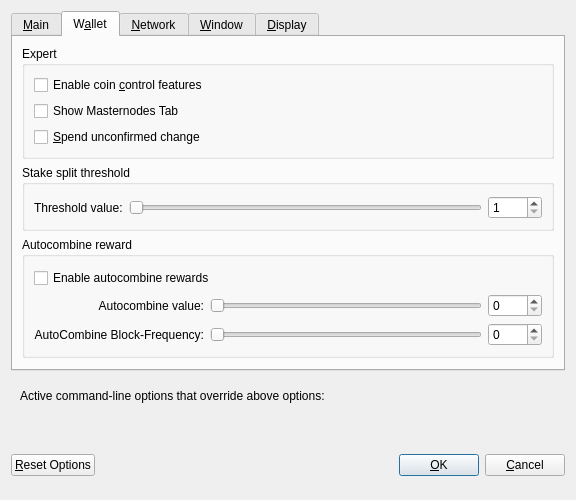
The window that src/qt/forms/optionsdialog.ui (UCCNetwork/ucc) describes before a commit, drawn with Qt 5.
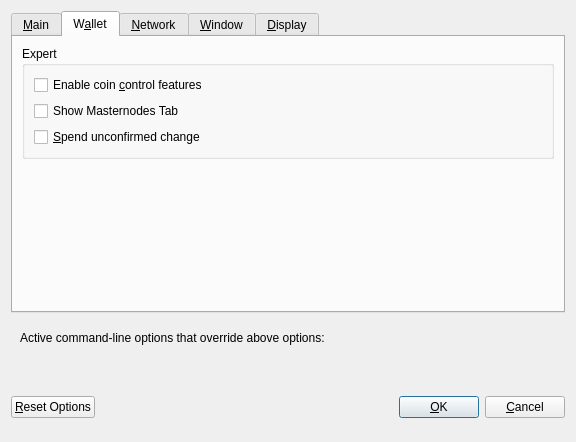
The same window after the commit. The open tabs and pages were chosen to show the change. Custom widgets are drawn as their Qt base class.

```diff
--- a/src/qt/forms/optionsdialog.ui
+++ b/src/qt/forms/optionsdialog.ui
@@ -7,7 +7,7 @@
     <x>0</x>
     <y>0</y>
     <width>576</width>
-    <height>469</height>
+    <height>442</height>
    </rect>
   </property>
   <property name="windowTitle">
@@ -242,179 +242,6 @@
          </layout>
         </widget>
        </item>
-       <item>
-        <widget class="QGroupBox" name="stakeThresholdGroupBox">
-         <property name="title">
-          <string>Stake split threshold</string>
-         </property>
-         <layout class="QHBoxLayout" name="stakeThresholdHLayout">
-          <property name="leftMargin">
-           <number>9</number>
-          </property>
-          <property name="topMargin">
-           <number>11</number>
-          </property>
-          <property name="rightMargin">
-           <number>9</number>
-          </property>
-          <property name="bottomMargin">
-           <number>9</number>
-          </property>
-          <item>
-           <widget class="QLabel" name="stakeThresholdLabel">
-            <property name="text">
-             <string>Threshold value:</string>
-            </property>
-           </widget>
-          </item>
-          <item>
-           <widget class="QSlider" name="stakeThresholdSlider">
-            <property name="minimum">
-             <number>1</number>
-            </property>
-            <property name="maximum">
-             <number>2000</number>
-            </property>
-            <property name="orientation">
-             <enum>Qt::Horizontal</enum>
-            </property>
-           </widget>
-          </item>
-          <item>
-           <widget class="QSpinBox" name="stakeThresholdEdit">
-            <property name="minimum">
-             <number>1</number>
-            </property>
-            <property name="maximum">
-             <number>2000</number>
-            </property>
-           </widget>
-          </item>
-         </layout>
-        </widget>
-       </item>
-       <item>
-        <widget class="QGroupBox" name="autoCombineGroupBox">
-         <property name="title">
-          <string>Autocombine reward</string>
-         </property>
-         <layout class="QVBoxLayout" name="verticalLayout_3">
-          <property name="leftMargin">
-           <number>9</number>
-          </property>
-          <property name="topMargin">
-           <number>11</number>
-          </property>
-          <property name="rightMargin">
-           <number>9</number>
-          </property>
-          <property name="bottomMargin">
-           <number>9</number>
-          </property>
-          <item>
-           <widget class="QCheckBox" name="autoCombineCheckBox">
-            <property name="text">
-             <string>Enable autocombine rewards</string>
-            </property>
-           </widget>
-          </item>
-          <item>
-           <widget class="QFrame" name="autoCombineFrame">
-            <layout class="QHBoxLayout" name="horizontalLayout_2">
-             <property name="leftMargin">
-              <number>0</number>
-             </property>
-             <property name="topMargin">
-              <number>0</number>
-             </property>
-             <property name="rightMargin">
-              <number>0</number>
-             </property>
-             <property name="bottomMargin">
-              <number>0</number>
-             </property>
-             <item>
-              <layout class="QGridLayout" name="autoCombineGrid">
-               <item row="0" column="1">
-                <widget class="QSlider" name="autoCombineSlider">
-                 <property name="minimum">
-                  <number>0</number>
-                 </property>
-                 <property name="maximum">
-                  <number>5000</number>
-                 </property>
-                 <property name="orientation">
-                  <enum>Qt::Horizontal</enum>
-                 </property>
-                </widget>
-               </item>
-               <item row="0" column="2">
-                <widget class="QSpinBox" name="autoCombineEdit">
-                 <property name="minimum">
-                  <number>0</number>
-                 </property>
-                 <property name="maximum">
-                  <number>5000</number>
-                 </property>
-                </widget>
-               </item>
-               <item row="0" column="0">
-                <widget class="QLabel" name="autoCombineLabel">
-                 <property name="toolTip">
-                  <string>Combine outputs, within the same address, to the setting value. A standard transaction will be created, one combine operation on each chain block.</string>
-                 </property>
-                 <property name="text">
-                  <string>Autocombine value:</string>
-                 </property>
-                 <property name="alignment">
-                  <set>Qt::AlignRight|Qt::AlignTrailing|Qt::AlignVCenter</set>
-                 </property>
-                </widget>
-               </item>
-               <item row="1" column="0">
-                <widget class="QLabel" name="autoCombineBlockFrequencyLabel">
-                 <property name="toolTip">
-                  <string>Do not affect the inputs with the number of confirmations over the limit ( 0 = disabled, confirmations are not checked )</string>
-                 </property>
-                 <property name="text">
-                  <string>AutoCombine Block-Frequency:</string>
-                 </property>
-                 <property name="alignment">
-                  <set>Qt::AlignRight|Qt::AlignTrailing|Qt::AlignVCenter</set>
-                 </property>
-                </widget>
-               </item>
-               <item row="1" column="1">
-                <widget class="QSlider" name="autoCombineBlockFrequencySlider">
-                  <property name="minimum">
-                   <number>0</number>
-                  </property>
-                  <property name="maximum">
-                   <number>500</number>
-                  </property>
-                 <property name="orientation">
-                  <enum>Qt::Horizontal</enum>
-                 </property>
-                </widget>
-               </item>
-               <item row="1" column="2">
-                <widget class="QSpinBox" name="autoCombineBlockFrequencyEdit">
-                  <property name="minimum">
-                   <number>0</number>
-                  </property>
-                  <property name="maximum">
-                   <number>500</number>
-                  </property>
-                </widget>
-               </item>
-              </layout>
-             </item>
-            </layout>
-           </widget>
-          </item>
-         </layout>
-        </widget>
-       </item>
        <item>
         <spacer name="verticalSpacer_Wallet">
          <property name="orientation">
```
Left out of the diff: 20 changed lines with no effect on the pictures.
